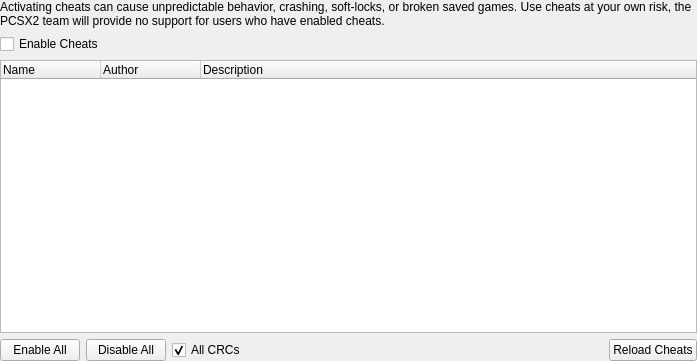
Above: pcsx2-qt/Settings/GameCheatSettingsWidget.ui from PCSX2/pcsx2 before the change. Below: the same form after it.
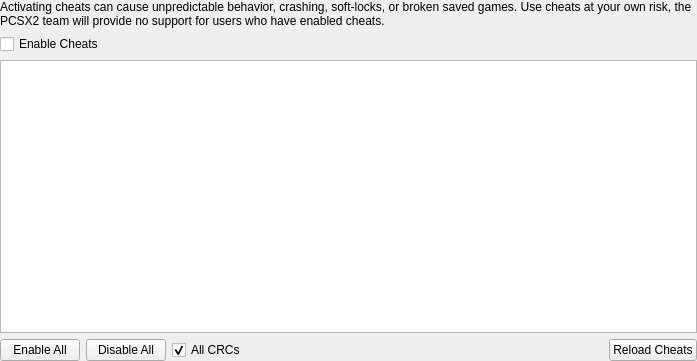
That is the form after the change.

Commit message: Qt: Replace QTreeWidget with QTreeView for cheat list

What changed in the file:
```diff
--- a/pcsx2-qt/Settings/GameCheatSettingsWidget.ui
+++ b/pcsx2-qt/Settings/GameCheatSettingsWidget.ui
@@ -41,7 +41,7 @@
     </widget>
    </item>
    <item>
-    <widget class="QTreeWidget" name="cheatList">
+    <widget class="QTreeView" name="cheatList">
      <property name="editTriggers">
       <set>QAbstractItemView::NoEditTriggers</set>
      </property>
@@ -51,21 +51,6 @@
      <property name="selectionBehavior">
       <enum>QAbstractItemView::SelectItems</enum>
      </property>
-     <column>
-      <property name="text">
-       <string>Name</string>
-      </property>
-     </column>
-     <column>
-      <property name="text">
-       <string>Author</string>
-      </property>
-     </column>
-     <column>
-      <property name="text">
-       <string>Description</string>
-      </property>
-     </column>
     </widget>
    </item>
    <item>
```
The commit also changes 2 other files.
